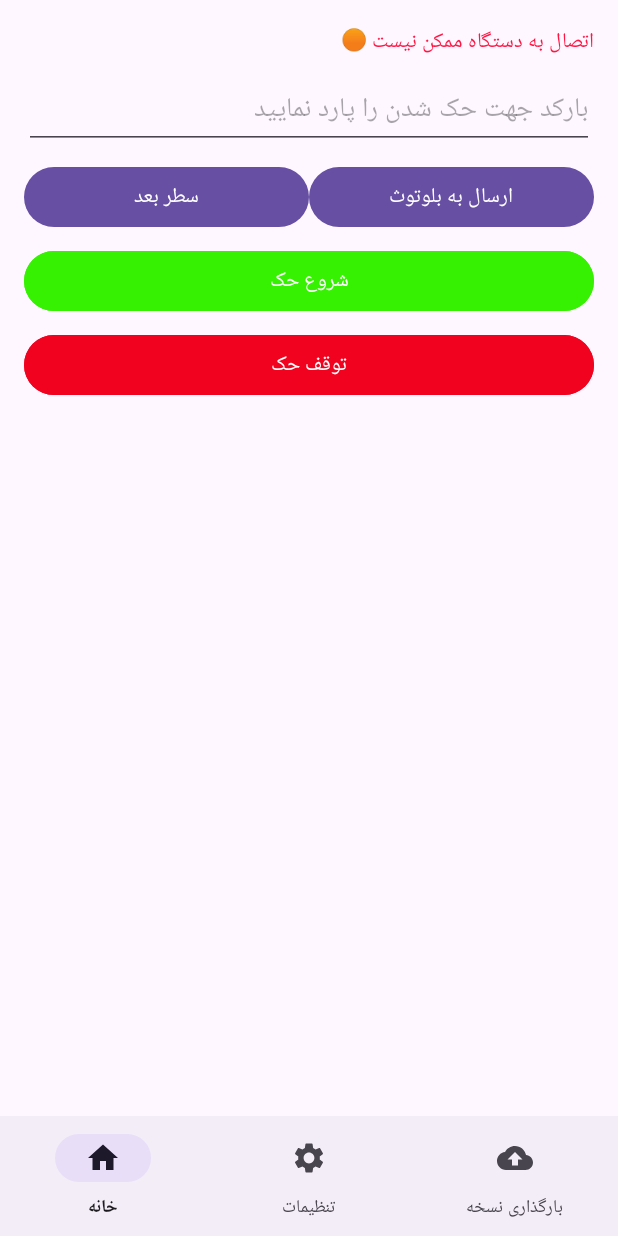
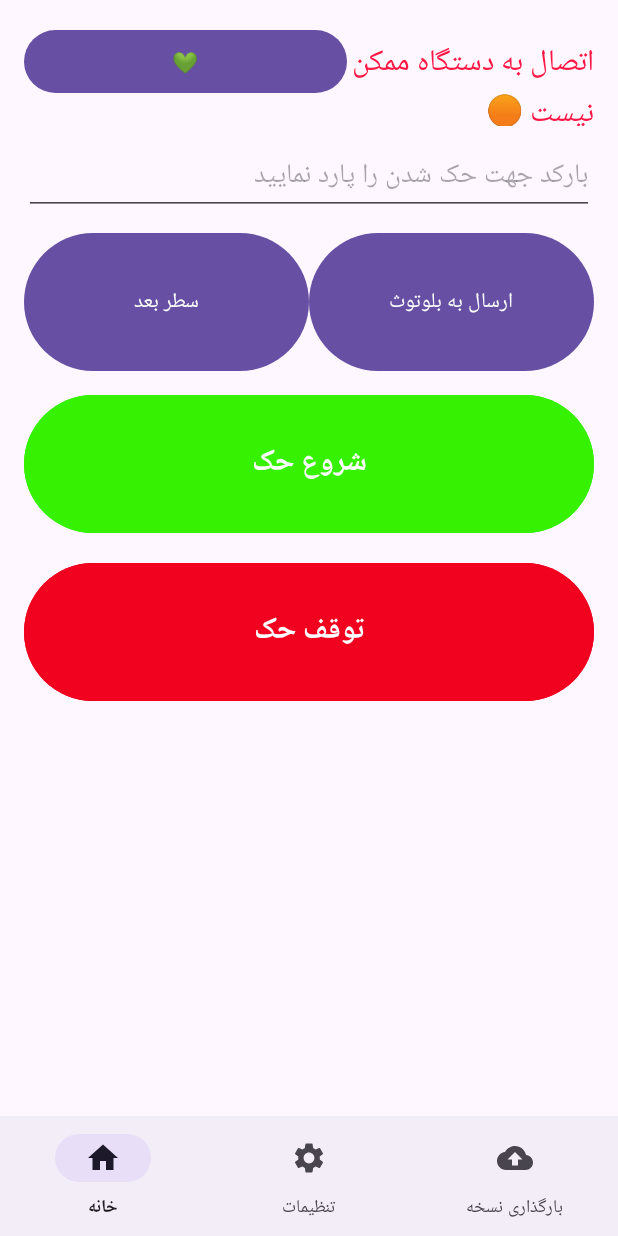
Before and after one commit to begiagin/app, an Android app: the screen it shows after launch (MainActivity), on a phone screen of 412 x 824 dp. Run offline under Robolectric (Android 15) with nearby library versions, the phone set to English and light mode, and no system bars.

Commit message:
add alert message for check bluetooth connectivity

```diff
--- a/app/src/main/AndroidManifest.xml
+++ b/app/src/main/AndroidManifest.xml
@@ -11,7 +11,7 @@
         android:label="@string/app_name"
         android:roundIcon="@mipmap/ic_launcher_round"
         android:supportsRtl="true"
-        android:theme="@style/Theme.BlueApp"
+        android:theme="@style/Theme.Material3.Light.NoActionBar"
         tools:targetApi="31">
 <!--        <activity-->
 <!--            android:name=".MainActivity"-->
--- a/app/src/main/java/com/halata/blueapp/SplashActivity.java
+++ b/app/src/main/java/com/halata/blueapp/SplashActivity.java
@@ -25,8 +25,8 @@ public class SplashActivity extends AppCompatActivity {
         int width  = displayMetrics.widthPixels;
         int height = displayMetrics.heightPixels;
 
-        svMain = findViewById(R.id.scView);
-        svMain.setMinimumHeight(height - 1);
+        //svMain = findViewById(R.id.scView);
+        //svMain.setMinimumHeight(height - 1);
 
         int[] colors = {0xFFFF0550, 0xFF0110FF}; // Red to Blue
         GradientDrawable gd = new GradientDrawable(
@@ -36,7 +36,7 @@ public class SplashActivity extends AppCompatActivity {
 
 
 
-        svMain.setBackground(gd);
+        //svMain.setBackground(gd);
 
 
         // Use a Handler to post a delayed action for transitioning to the main activity
--- /dev/null
+++ b/app/src/main/res/drawable/rounded_button_gray.xml
@@ -0,0 +1,5 @@
+<shape xmlns:android="http://schemas.android.com/apk/res/android"
+    android:shape="rectangle">
+    <solid android:color="#E0E0E0"/>
+    <corners android:radius="12dp"/>
+</shape>
--- /dev/null
+++ b/app/src/main/res/drawable/rounded_button_green.xml
@@ -0,0 +1,5 @@
+<shape xmlns:android="http://schemas.android.com/apk/res/android"
+    android:shape="rectangle">
+    <solid android:color="#37F103"/>
+    <corners android:radius="12dp"/>
+</shape>
--- /dev/null
+++ b/app/src/main/res/drawable/rounded_button_red.xml
@@ -0,0 +1,5 @@
+<shape xmlns:android="http://schemas.android.com/apk/res/android"
+    android:shape="rectangle">
+    <solid android:color="#F1031F"/>
+    <corners android:radius="12dp"/>
+</shape>
--- a/app/src/main/res/layout/activity_splash.xml
+++ b/app/src/main/res/layout/activity_splash.xml
@@ -5,28 +5,29 @@
     xmlns:app="http://schemas.android.com/apk/res-auto"
     android:layout_height="match_parent">
 
-    <ScrollView
-        android:layout_width="match_parent"
-        android:layout_height="wrap_content"
+<!--    <ScrollView-->
+<!--        android:id="@+id/scView"-->
+<!--        android:layout_width="match_parent"-->
 
-        android:id="@+id/scView">
+<!--        android:layout_height="wrap_content">-->
 
-<!--        <TextView-->
-<!--            android:layout_width="match_parent"-->
-<!--            android:layout_height="wrap_content"-->
-<!--            android:layout_gravity="center"-->
-<!--            android:gravity="center"-->
-<!--            android:textSize="40dp"-->
-<!--            android:textColor="@color/black"-->
-<!--            android:text="پولادنگاروید نسخه ۱.۲.۰۱"/>-->
+                <TextView
+                    android:layout_width="match_parent"
+                    android:layout_height="wrap_content"
+                    android:layout_gravity="center"
+                    android:gravity="center"
+                    android:layout_marginTop="35pt"
+                    android:textSize="40dp"
+                    android:textColor="@color/black"
+                    android:text="پولادنگاروید نسخه ۱.۲.۰۱"/>
+
         <com.airbnb.lottie.LottieAnimationView
             android:id="@+id/lottieView"
             android:layout_width="match_parent"
             android:layout_height="wrap_content"
             app:lottie_autoPlay="true"
             app:lottie_fileName="laser.json"
-            app:lottie_loop="true"
-            />
-    </ScrollView>
+            app:lottie_loop="true" />
+        <!--    </ScrollView>-->
 
 </RelativeLayout>
--- a/app/src/main/res/layout/home_fragment.xml
+++ b/app/src/main/res/layout/home_fragment.xml
@@ -1,96 +1,119 @@
 <?xml version="1.0" encoding="utf-8"?>
 <ScrollView xmlns:android="http://schemas.android.com/apk/res/android"
+    xmlns:app="http://schemas.android.com/apk/res-auto"
     android:layout_width="match_parent"
     android:layout_height="match_parent">
 
     <LinearLayout
         android:layout_width="match_parent"
         android:layout_height="wrap_content"
+        android:layoutDirection="rtl"
         android:orientation="vertical"
-        android:layoutDirection="rtl"
         android:padding="16dp">
-        <LinearLayout
-            android:layout_width="match_parent"
-            android:layout_height="wrap_content"
-            android:orientation="horizontal"
-            android:layout_marginBottom="8dp">
-            <TextView
-                android:layout_width="0dp"
-                android:layout_height="wrap_content"
-                android:layout_weight="1"
-                android:textFontWeight="500"
-                android:backgroundTint="#A01D5A01"
-                android:id="@+id/tvAlert"
-                android:text="تمامی هشدارها در حالت نرمال هستند"
-                />
-        </LinearLayout>
 
         <LinearLayout
             android:layout_width="match_parent"
             android:layout_height="wrap_content"
-            android:orientation="horizontal"
-            android:layout_marginBottom="8dp">
-            <EditText
+            android:layout_marginBottom="8dp"
+            android:orientation="horizontal">
+
+            <TextView
+                android:id="@+id/tvAlert"
                 android:layout_width="0dp"
                 android:layout_height="wrap_content"
                 android:layout_weight="1"
-                android:maxLines="1"
-                android:lines="1"
-                android:imeOptions="actionDone"
-                android:hint="بارکد جهت حک شدن را پارد نمایید"
-                />
-        </LinearLayout>
-
-        <LinearLayout
-            android:layout_width="match_parent"
-            android:layout_height="wrap_content"
-            android:orientation="horizontal"
-            android:layout_marginBottom="8dp">
-
-                <Button
-                    android:layout_width="0dp"
-                    android:layout_height="wrap_content"
-                    android:layout_weight="1"
-                    android:id="@+id/btnSendToBluetooth"
-                    android:text="ارسال به بلوتوث" />
-            <Button
-                android:layout_width="0dp"
-                android:layout_height="wrap_content"
-                android:layout_weight="1"
-                android:text="سطر بعد" />
-        </LinearLayout>
-
-        <LinearLayout
-            android:layout_width="match_parent"
-            android:layout_height="wrap_content"
-            android:orientation="horizontal"
-            android:layout_marginBottom="8dp">
+                android:backgroundTint="#A01D5A01"
+                app:layout_constraintStart_toStartOf="parent"
+                app:layout_constraintTop_toTopOf="parent"
+                app:layout_constraintBottom_toBottomOf="parent"
+                android:text="تمامی هشدارها در حالت نرمال هستند"
+                android:textSize="20dp" />
 
             <Button
-                android:layout_width="0dp"
-                android:layout_height="wrap_content"
+                android:id="@+id/btnCheckBluetooth"
+                android:layout_width="50dp"
+                android:layout_height="50dp"
                 android:layout_weight="1"
-                android:gravity="center"
-                android:backgroundTint="#37F103"
-                android:text="شروع حک" />
+                android:text="💚"
+                app:layout_constraintEnd_toEndOf="parent"
+                app:layout_constraintTop_toTopOf="parent"
+                app:layout_constraintBottom_toBottomOf="parent"/>
 
         </LinearLayout>
 
         <LinearLayout
             android:layout_width="match_parent"
             android:layout_height="wrap_content"
-            android:orientation="horizontal"
-            android:layout_marginBottom="8dp">
+            android:layout_marginBottom="8dp"
+            android:orientation="horizontal">
+
+            <EditText
+                android:layout_width="0dp"
+                android:layout_height="wrap_content"
+                android:layout_weight="1"
+                android:hint="بارکد جهت حک شدن را پارد نمایید"
+                android:imeOptions="actionDone"
+                android:lines="1"
+                android:maxLines="1" />
+        </LinearLayout>
+
+        <LinearLayout
+            android:layout_width="match_parent"
+            android:layout_height="wrap_content"
+            android:layout_marginBottom="8dp"
+            android:orientation="horizontal">
+
+            <Button
+                android:id="@+id/btnSendToBluetooth"
+                android:layout_width="0dp"
+                android:layout_height="100dp"
+                android:layout_weight="1"
+                android:text="ارسال به بلوتوث" />
 
             <Button
                 android:layout_width="0dp"
-                android:layout_height="wrap_content"
+                android:layout_height="100dp"
                 android:layout_weight="1"
+                android:text="سطر بعد" />
+        </LinearLayout>
+        <LinearLayout
+            android:layout_width="match_parent"
+            android:layout_height="wrap_content"
+            android:layout_marginBottom="12dp"
+            android:orientation="horizontal">
+
+            <Button
+                android:layout_width="0dp"
+                android:layout_height="100dp"
+                android:layout_weight="1"
+                android:backgroundTint="#37F103"
                 android:gravity="center"
-                android:backgroundTint="#F1031F"
-                android:text="توقف حک" />
-
+                android:paddingHorizontal="24dp"
+                android:paddingVertical="8dp"
+                android:text="شروع حک"
+                android:textSize="20sp"
+                android:textStyle="bold"/>
         </LinearLayout>
 
+        <LinearLayout
+            android:layout_width="match_parent"
+            android:layout_height="wrap_content"
+            android:layout_marginBottom="12dp"
+            android:orientation="horizontal">
+
+            <Button
+                android:layout_width="0dp"
+                android:layout_height="100dp"
+                android:layout_weight="1"
+                android:backgroundTint="#F1031F"
+                android:gravity="center"
+                android:paddingHorizontal="24dp"
+                android:paddingVertical="8dp"
+                android:text="توقف حک"
+                android:textSize="20sp"
+                android:textStyle="bold"
+                android:fontFamily="sans-serif-medium"
+                android:textColor="@android:color/white" />
+        </LinearLayout>
     </LinearLayout>
 </ScrollView>
```
